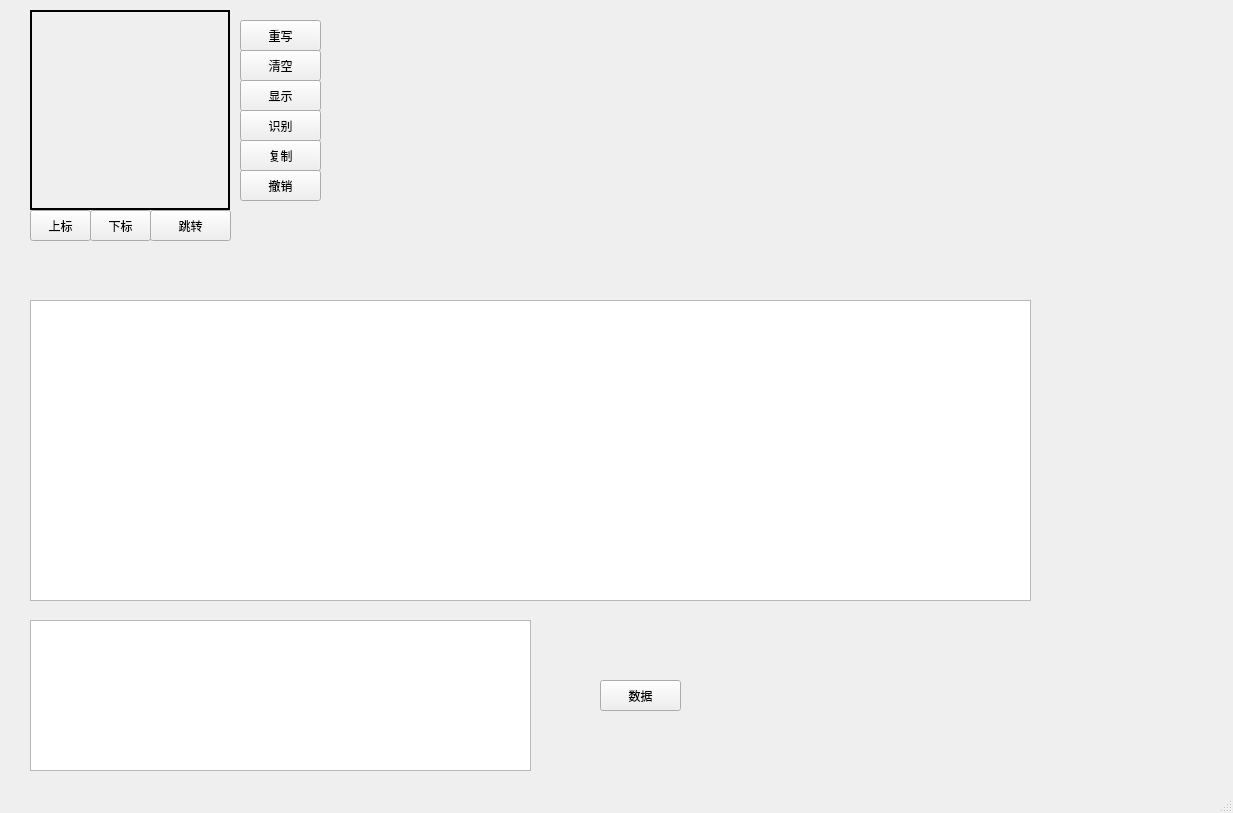
This is mainwindow.ui in boltma/texer as Qt 5 draws it before an edit. The edited form follows.
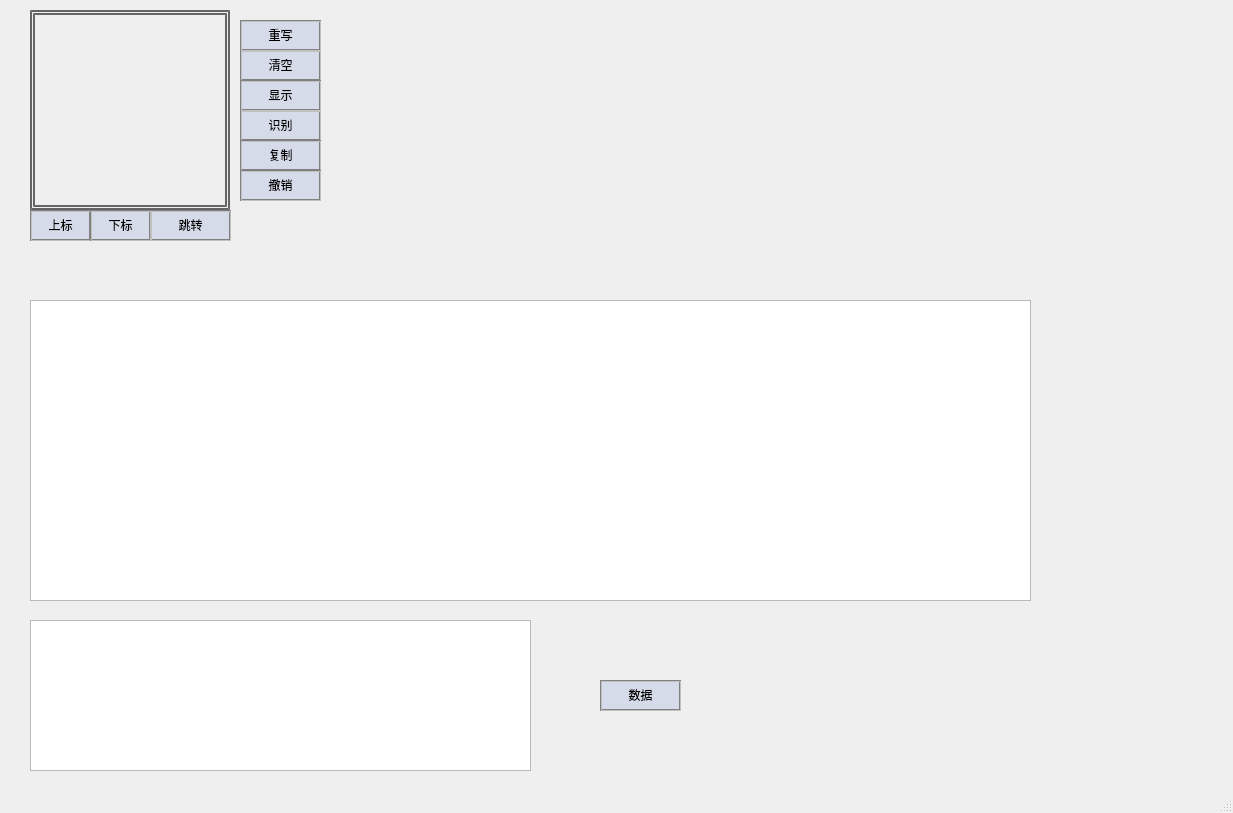
This is the edited form. Custom widgets are drawn as their Qt base class.

The edit to the form file:
```diff
--- a/mainwindow.ui
+++ b/mainwindow.ui
@@ -22,6 +22,26 @@
   <property name="autoFillBackground">
    <bool>true</bool>
   </property>
+  <property name="styleSheet">
+   <string notr="true">QPushButton
+{
+   	border:2px groove gray;
+	background-color: rgb(214, 219, 233);
+	padding:2px, 4px;
+}
+QPushButton:hover:!pressed
+{
+   	border:2px groove gray;
+	background-color: rgb(253, 254, 191);
+	padding:2px, 4px;
+}
+QPushButton:pressed
+{
+   	border:2px groove gray;
+	background-color: rgb(255, 242, 157);
+	padding:2px, 4px;
+}</string>
+  </property>
   <widget class="QWidget" name="centralWidget">
    <widget class="PaintWidget" name="paintwidget" native="true">
     <property name="geometry">
@@ -33,9 +53,9 @@
      </rect>
     </property>
     <property name="styleSheet">
-     <string notr="true">border-style: solid;
-border-width: 2px;
-border-color: rgb(0, 0, 0);</string>
+     <string notr="true">border-style: double;
+border-width: 5px;
+border-color: rgb(100, 100, 100);</string>
     </property>
    </widget>
    <widget class="QPushButton" name="clearbutton">
@@ -60,6 +80,9 @@
       <height>31</height>
      </rect>
     </property>
+    <property name="autoFillBackground">
+     <bool>false</bool>
+    </property>
     <property name="text">
      <string>识别</string>
     </property>
@@ -132,6 +155,9 @@
       <height>31</height>
      </rect>
     </property>
+    <property name="styleSheet">
+     <string notr="true"/>
+    </property>
     <property name="text">
      <string>重写</string>
     </property>
@@ -196,7 +222,7 @@
      <rect>
       <x>30</x>
       <y>240</y>
-      <width>151</width>
+      <width>301</width>
       <height>61</height>
      </rect>
     </property>
```
Left out of the diff: 3 changed lines with no effect on the pictures.
